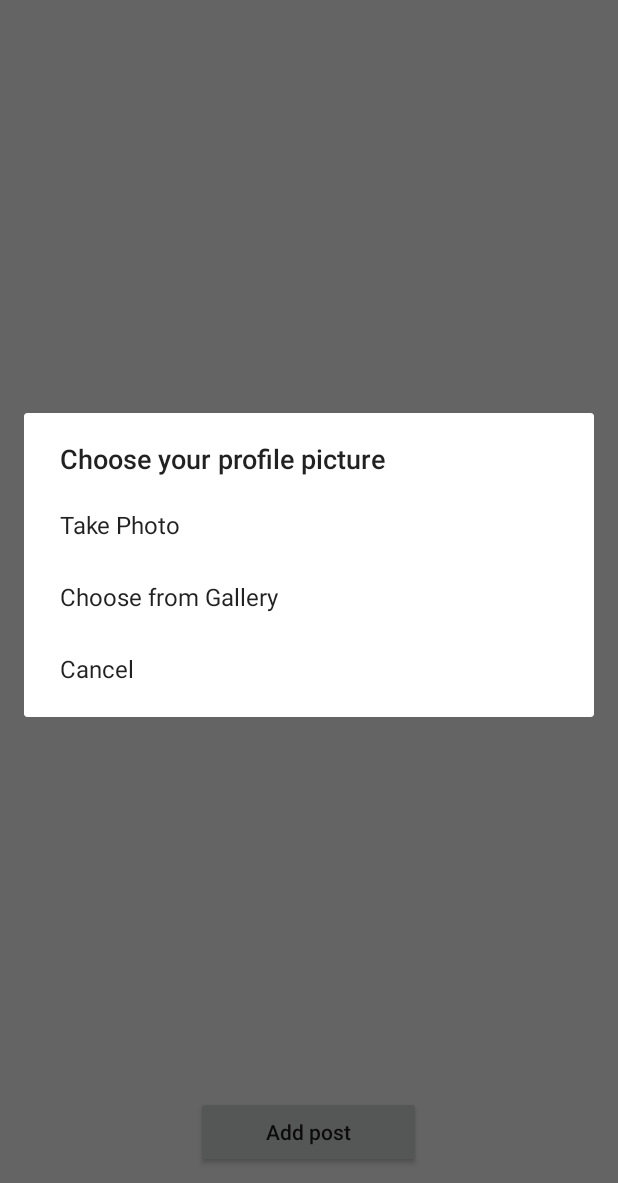
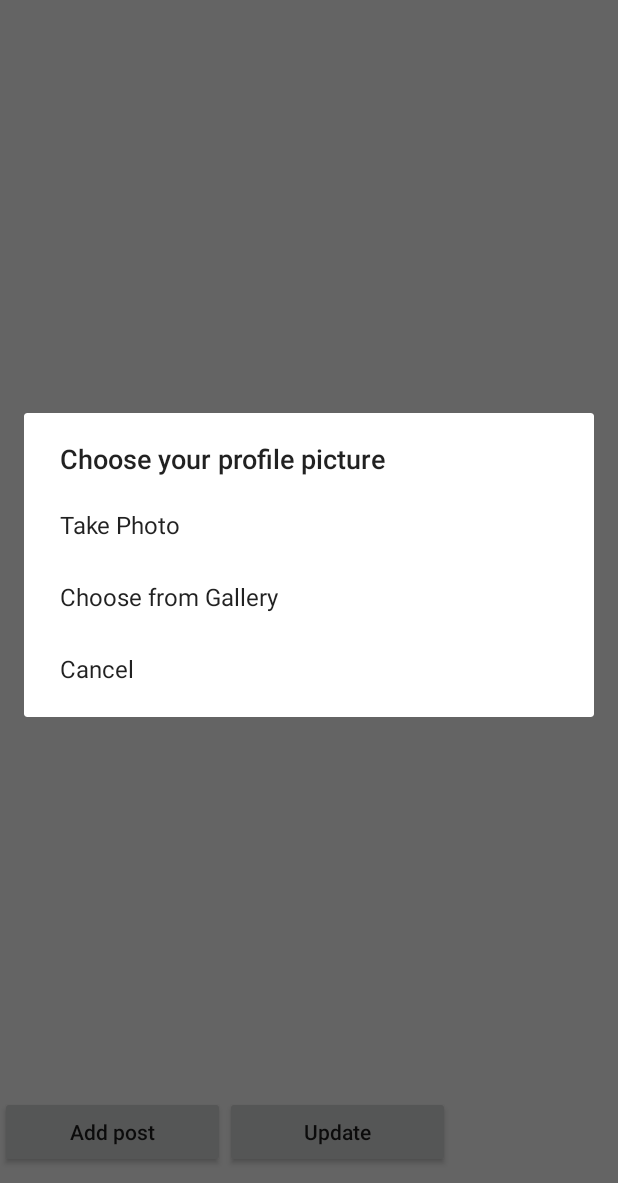
Before and after one commit to leff0506/Lost_Animals, an Android app: the screen it shows after launch (MapsActivity), after a tap on "Add post", on a phone screen of 412 x 824 dp, the part 53-1236 px from its top. Run offline under Robolectric (Android 15) with nearby library versions, the phone set to English and light mode, and no system bars; libraries missing offline, so code that uses them is left out: com.karumi.dexter; 2 statements that could not run were skipped.

Commit message:
post adition

```diff
--- a/Android_Client/app/build.gradle
+++ b/Android_Client/app/build.gradle
@@ -37,5 +37,6 @@ dependencies {
     androidTestImplementation 'androidx.test.ext:junit:1.1.1'
     androidTestImplementation 'androidx.test.espresso:espresso-core:3.2.0'
     implementation 'com.karumi:dexter:5.0.0'
+    implementation 'androidx.constraintlayout:constraintlayout:1.1.3'
 
 }
--- a/Android_Client/app/src/main/java/com/example/lost_animals/activities/MapsActivity.java
+++ b/Android_Client/app/src/main/java/com/example/lost_animals/activities/MapsActivity.java
@@ -59,17 +59,26 @@ public class MapsActivity extends FragmentActivity implements OnMapReadyCallback
         LocationListener, GoogleApiClient.ConnectionCallbacks,
         GoogleApiClient.OnConnectionFailedListener{
 
-    private GoogleMap mMap;
+    private  static GoogleMap mMap;
     private Location mLastLocation;
-    private MarkerInfo mCurrLocationMarker = new MarkerInfo("https://smaller-pictures.appspot.com/images/dreamstime_xxl_65780868_small.jpg",false);
+    private static  MarkerInfo mCurrLocationMarker = new MarkerInfo("https://smaller-pictures.appspot.com/images/dreamstime_xxl_65780868_small.jpg",false);
     private GoogleApiClient mGoogleApiClient;
     private LocationRequest mLocationRequest;
     private Button add_post_button;
+    private Button update_button;
+    private static boolean started = false;
+    public static Context context;
     View.OnClickListener onAddPostClickListener =new View.OnClickListener() {
         @Override
         public void onClick(View v) {
             requestMultiplePermissions();
             selectImage(MapsActivity.this);
+        }
+    };
+    View.OnClickListener onUpdateButtonClickListener = new View.OnClickListener() {
+        @Override
+        public void onClick(View v) {
+            updatePosts();
         }
     };
     @Override
@@ -84,25 +93,30 @@ public class MapsActivity extends FragmentActivity implements OnMapReadyCallback
         add_post_button = findViewById(R.id.bt_add_post);
         add_post_button.setOnClickListener(onAddPostClickListener);
 
+        update_button = findViewById(R.id.bt_update_posts);
+        update_button.setOnClickListener(onUpdateButtonClickListener);
+        context = this;
         mapFragment.getMapAsync(this);
 
     }
+
     @Override
     public void onMapReady(GoogleMap googleMap) {
         mMap = googleMap;
 
-        if (android.os.Build.VERSION.SDK_INT >= Build.VERSION_CODES.M) {
+//        if (android.os.Build.VERSION.SDK_INT >= Build.VERSION_CODES.M) {
             if (ContextCompat.checkSelfPermission(this,
                     Manifest.permission.ACCESS_FINE_LOCATION)
                     == PackageManager.PERMISSION_GRANTED) {
                 buildGoogleApiClient();
                 mMap.setMyLocationEnabled(true);
             }
-        }
-        else {
-            buildGoogleApiClient();
-            mMap.setMyLocationEnabled(true);
-        }
+
+//        }
+//        else {
+//            buildGoogleApiClient();
+//            mMap.setMyLocationEnabled(true);
+//        }
 
 
     }
@@ -131,6 +145,27 @@ public class MapsActivity extends FragmentActivity implements OnMapReadyCallback
     }
 
     @Override
+    protected void onResume() {
+        super.onResume();
+        if (!started){
+            started = true;
+        }else{
+//            Toast.makeText(getApplicationContext(), "Hi you are back", Toast.LENGTH_SHORT).show();
+            updatePosts();
+        }
+
+    }
+
+    public static void updatePosts(){
+        mMap.clear();
+        DataBaseConnection.setMarkers(mMap,context,mCurrLocationMarker.getLatLng(),2000);
+
+        GoogleMarkerAddition.addMarker(mMap,mCurrLocationMarker);
+        //move map camera
+        mMap.moveCamera(CameraUpdateFactory.newLatLng(mCurrLocationMarker.getLatLng()));
+        mMap.animateCamera(CameraUpdateFactory.zoomTo(20));
+    }
+    @Override
     public void onConnectionSuspended(int i) {
 
     }
@@ -141,14 +176,13 @@ public class MapsActivity extends FragmentActivity implements OnMapReadyCallback
         mMap.clear();
         //Place current location marker
         LatLng latLng = new LatLng(location.getLatitude(), location.getLongitude());
+        mCurrLocationMarker.setLatLng(latLng);
 //        DataBaseConnection.setMarkers(mMap,this,latLng,2000);
+        updatePosts();
         // Make here function to update real market
 //        GoogleMarkerAddition.addMarker(mMap,latLng,"https://smaller-pictures.appspot.com/images/dreamstime_xxl_65780868_small.jpg");
-        mCurrLocationMarker.setLatLng(latLng);
-        GoogleMarkerAddition.addMarker(mMap,mCurrLocationMarker);
-        //move map camera
-        mMap.moveCamera(CameraUpdateFactory.newLatLng(latLng));
-        mMap.animateCamera(CameraUpdateFactory.zoomTo(11));
+
+
 
         //stop location updates
         if (mGoogleApiClient != null) {
--- a/Android_Client/app/src/main/java/com/example/lost_animals/custom_views/AddPostButtonListener.java
+++ b/Android_Client/app/src/main/java/com/example/lost_animals/custom_views/AddPostButtonListener.java
@@ -21,6 +21,7 @@ public class AddPostButtonListener implements View.OnClickListener {
         Toast.makeText(activity,"Add Post",Toast.LENGTH_SHORT).show();
         Intent intent = new Intent(activity, AddPostActivity.class);
         activity.startActivity(intent);
+
     }
 
 }
--- a/Android_Client/app/src/main/java/com/example/lost_animals/data_base/MarkerInfo.java
+++ b/Android_Client/app/src/main/java/com/example/lost_animals/data_base/MarkerInfo.java
@@ -24,10 +24,10 @@ public class MarkerInfo {
         return url;
     }
 
-    public MarkerInfo(LatLng latLng, String url,boolean gradable) {
+    public MarkerInfo(LatLng latLng, String url,boolean draggable) {
         this.latLng=latLng;
         this.url = url;
-        this.draggable = gradable;
+        this.draggable = draggable;
     }
     public MarkerInfo(String url,boolean gradable){
         this(new LatLng(0,0),url,gradable);
--- a/Android_Client/app/src/main/java/com/example/lost_animals/data_base/ServerSettings.java
+++ b/Android_Client/app/src/main/java/com/example/lost_animals/data_base/ServerSettings.java
@@ -1,5 +1,5 @@
 package com.example.lost_animals.data_base;
 
 public class ServerSettings {
-    public static final String ROOT_URL = "http://192.168.0.105:5000/";
+    public static final String ROOT_URL = "http://192.168.0.104:5000/";
 }
--- a/Android_Client/app/src/main/res/layout/activity_add_post.xml
+++ b/Android_Client/app/src/main/res/layout/activity_add_post.xml
@@ -26,6 +26,7 @@
         android:id="@+id/bt_choose_location"
         android:layout_height="wrap_content"
         android:layout_width="match_parent"
+        android:text="@string/next"
         />
 
 </LinearLayout>
--- a/Android_Client/app/src/main/res/layout/google_map.xml
+++ b/Android_Client/app/src/main/res/layout/google_map.xml
@@ -11,6 +11,11 @@
         android:layout_weight="1"
         tools:context=".activities.MapsActivity"
         android:layout_height="match_parent" />
+    <LinearLayout
+        android:layout_width="match_parent"
+        android:layout_height="wrap_content"
+        android:orientation="horizontal">
+
         <Button
             android:id="@+id/bt_add_post"
             android:layout_width="150dp"
@@ -21,4 +26,16 @@
             android:layout_marginBottom="10dp"
             android:layout_gravity="center_vertical|center_horizontal"
             />
+        <Button
+            android:id="@+id/bt_update_posts"
+            android:layout_width="150dp"
+            android:layout_height="wrap_content"
+            android:text="@string/update"
+            android:textAllCaps="false"
+            android:layout_marginTop="10dp"
+            android:layout_marginBottom="10dp"
+            android:layout_gravity="center_vertical|center_horizontal"
+            />
     </LinearLayout>
+
+</LinearLayout>
--- a/Android_Client/app/src/main/res/values/strings.xml
+++ b/Android_Client/app/src/main/res/values/strings.xml
@@ -3,4 +3,9 @@
     <string name="title_activity_maps">Map</string>
     <string name="add_post">Add post</string>
     <string name="description">Description</string>
+
+    <string name="continue_bt">Continue</string>
+    <string name="back">back</string>
+    <string name="next">next</string>
+    <string name="update">Update</string>
 </resources>
```
Also changed, not shown: Android_Client/app/src/main/java/com/example/lost_animals/activities/AddPostActivity.java (+20 -1 lines), Android_Client/app/src/main/java/com/example/lost_animals/activities/ChooseLocationActivity.java (+75 -14 lines), Android_Client/app/src/main/java/com/example/lost_animals/custom_views/GoogleMarkerAddition.java (+29 -1 lines), Android_Client/app/src/main/java/com/example/lost_animals/data_base/DataBaseConnection.java (+43 -1 lines), Android_Client/app/src/main/res/layout/activity_choose_location.xml (+31 -1 lines), 1 other file. Lines whose indentation alone changed are shown as unchanged.
